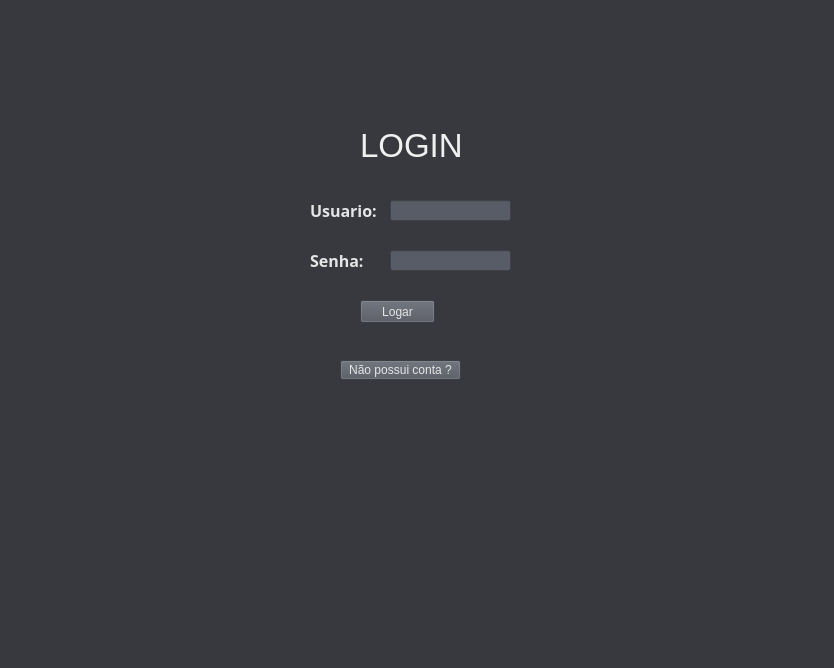
The window that SYSTEM CONTROL/user.ui (victorkok/OPE-Oficina-Mecanica) describes before a commit, drawn with Qt 5.
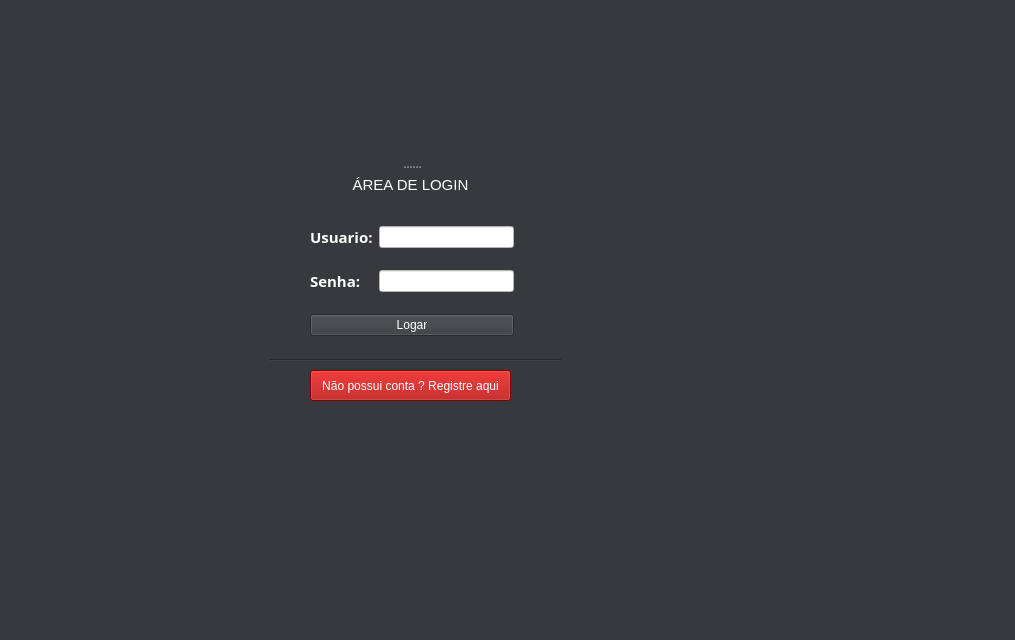
The same window after the commit. Icons and pictures are not drawn.

What changed in the file:
```diff
--- a/SYSTEM CONTROL/user.ui
+++ b/SYSTEM CONTROL/user.ui
@@ -6,8 +6,8 @@
    <rect>
     <x>0</x>
     <y>0</y>
-    <width>834</width>
-    <height>668</height>
+    <width>1015</width>
+    <height>640</height>
    </rect>
   </property>
   <property name="windowTitle">
@@ -15,42 +15,56 @@
   </property>
   <property name="styleSheet">
    <string notr="true">background-color : rgb(55, 57, 63);
-color: rgb(229, 229, 229);</string>
+
+
+</string>
   </property>
   <widget class="QWidget" name="centralwidget">
-   <widget class="QLabel" name="label">
+   <widget class="QPushButton" name="semconta">
     <property name="geometry">
      <rect>
-      <x>360</x>
-      <y>120</y>
-      <width>101</width>
-      <height>51</height>
+      <x>310</x>
+      <y>370</y>
+      <width>201</width>
+      <height>31</height>
      </rect>
     </property>
-    <property name="font">
-     <font>
-      <pointsize>25</pointsize>
-     </font>
-    </property>
     <property name="styleSheet">
-     <string notr="true">color: rgb(240, 240, 240);</string>
+     <string notr="true">color: rgb(255, 255, 255);
+background-color: rgb(170, 0, 0);</string>
     </property>
     <property name="text">
-     <string>LOGIN</string>
+     <string>Não possui conta ? Registre aqui</string>
     </property>
    </widget>
+   <widget class="Line" name="line">
+    <property name="geometry">
+     <rect>
+      <x>270</x>
+      <y>350</y>
+      <width>291</width>
+      <height>20</height>
+     </rect>
+    </property>
+    <property name="orientation">
+     <enum>Qt::Horizontal</enum>
+    </property>
+   </widget>
+   <widget class="QWidget" name="layoutWidget">
+    <property name="geometry">
+     <rect>
+      <x>310</x>
+      <y>210</y>
+      <width>204</width>
+      <height>144</height>
+     </rect>
+    </property>
+    <layout class="QGridLayout" name="gridLayout">
+     <item row="0" column="0">
    <widget class="QLabel" name="Produto">
     <property name="enabled">
      <bool>true</bool>
     </property>
-    <property name="geometry">
-     <rect>
-      <x>310</x>
-      <y>200</y>
-      <width>81</width>
-      <height>21</height>
-     </rect>
-    </property>
     <property name="font">
      <font>
       <family>Gotham</family>
@@ -67,129 +81,140 @@
      <bool>false</bool>
     </property>
     <property name="styleSheet">
-     <string notr="true">color: rgb(229, 229, 229);
+        <string notr="true">color: rgb(255, 255, 255);
 </string>
     </property>
-    <property name="text">
-     <string>Usuario:</string>
-    </property>
-    <property name="textFormat">
-     <enum>Qt::AutoText</enum>
-    </property>
-   </widget>
-   <widget class="QLabel" name="Produto_2">
-    <property name="enabled">
-     <bool>true</bool>
-    </property>
-    <property name="geometry">
-     <rect>
-      <x>310</x>
-      <y>250</y>
-      <width>141</width>
-      <height>21</height>
-     </rect>
-    </property>
-    <property name="font">
-     <font>
-      <family>Gotham</family>
-      <pointsize>12</pointsize>
-      <weight>75</weight>
-      <italic>false</italic>
-      <bold>true</bold>
-     </font>
-    </property>
-    <property name="statusTip">
-     <string/>
-    </property>
-    <property name="autoFillBackground">
-     <bool>false</bool>
-    </property>
-    <property name="styleSheet">
-     <string notr="true">color: rgb(229, 229, 229);</string>
-    </property>
+       <property name="frameShape">
+        <enum>QFrame::NoFrame</enum>
+       </property>
+       <property name="frameShadow">
+        <enum>QFrame::Raised</enum>
+       </property>
     <property name="text">
-     <string>Senha:</string>
+        <string>&lt;html&gt;&lt;head/&gt;&lt;body&gt;&lt;p&gt;&lt;span style=&quot; font-size:11pt;&quot;&gt;Usuario:&lt;/span&gt;&lt;/p&gt;&lt;/body&gt;&lt;/html&gt;</string>
     </property>
     <property name="textFormat">
      <enum>Qt::AutoText</enum>
     </property>
    </widget>
+     </item>
+     <item row="0" column="1">
    <widget class="QLineEdit" name="usuario">
-    <property name="geometry">
-     <rect>
-      <x>390</x>
-      <y>200</y>
-      <width>121</width>
-      <height>21</height>
-     </rect>
-    </property>
     <property name="styleSheet">
-     <string notr="true">background-color: rgb(88, 92, 102);</string>
-    </property>
-   </widget>
+        <string notr="true">background-color: rgb(255, 255, 255);</string>
+       </property>
+       <property name="maxLength">
+        <number>30</number>
+       </property>
+      </widget>
+     </item>
+     <item row="1" column="1">
    <widget class="QLineEdit" name="senha">
-    <property name="geometry">
-     <rect>
-      <x>390</x>
-      <y>250</y>
-      <width>121</width>
-      <height>21</height>
-     </rect>
-    </property>
     <property name="styleSheet">
-     <string notr="true">background-color: rgb(88, 92, 102);</string>
+        <string notr="true">background-color: rgb(255, 255, 255);</string>
+       </property>
+       <property name="maxLength">
+        <number>30</number>
     </property>
     <property name="echoMode">
      <enum>QLineEdit::Password</enum>
     </property>
    </widget>
+     </item>
+     <item row="2" column="0" colspan="2">
    <widget class="QPushButton" name="logar">
-    <property name="geometry">
-     <rect>
-      <x>360</x>
-      <y>300</y>
-      <width>75</width>
-      <height>23</height>
-     </rect>
-    </property>
     <property name="styleSheet">
-     <string notr="true">background-color: rgb(81, 85, 94);</string>
+        <string notr="true">color: rgb(255, 255, 255);</string>
     </property>
     <property name="text">
      <string>Logar</string>
     </property>
    </widget>
-   <widget class="QPushButton" name="semconta">
-    <property name="geometry">
-     <rect>
-      <x>340</x>
-      <y>360</y>
-      <width>121</width>
-      <height>20</height>
-     </rect>
-    </property>
-    <property name="styleSheet">
-     <string notr="true">background-color: rgb(81, 85, 94);</string>
-    </property>
-    <property name="text">
-     <string>Não possui conta ?</string>
-    </property>
-   </widget>
-   <widget class="QLabel" name="dados">
-    <property name="geometry">
-     <rect>
-      <x>350</x>
-      <y>280</y>
-      <width>131</width>
-      <height>20</height>
-     </rect>
-    </property>
-    <property name="styleSheet">
-     <string notr="true">color: rgb(250, 0, 0);</string>
-    </property>
-    <property name="text">
+     </item>
+     <item row="1" column="0">
+      <widget class="QLabel" name="Produto_2">
+       <property name="enabled">
+        <bool>true</bool>
+       </property>
+       <property name="font">
+        <font>
+         <family>Gotham</family>
+         <pointsize>12</pointsize>
+         <weight>75</weight>
+         <italic>false</italic>
+         <bold>true</bold>
+        </font>
+       </property>
+       <property name="statusTip">
      <string/>
     </property>
+       <property name="autoFillBackground">
+        <bool>false</bool>
+       </property>
+       <property name="styleSheet">
+        <string notr="true">color: rgb(255, 255, 255);</string>
+       </property>
+       <property name="frameShape">
+        <enum>QFrame::NoFrame</enum>
+       </property>
+       <property name="frameShadow">
+        <enum>QFrame::Raised</enum>
+       </property>
+       <property name="text">
+        <string>&lt;html&gt;&lt;head/&gt;&lt;body&gt;&lt;p&gt;&lt;span style=&quot; font-size:11pt;&quot;&gt;Senha:&lt;/span&gt;&lt;/p&gt;&lt;/body&gt;&lt;/html&gt;</string>
+       </property>
+       <property name="textFormat">
+        <enum>Qt::AutoText</enum>
+       </property>
+      </widget>
+     </item>
+    </layout>
+   </widget>
+   <widget class="QSplitter" name="splitter">
+    <property name="geometry">
+     <rect>
+      <x>250</x>
+      <y>30</y>
+      <width>321</width>
+      <height>171</height>
+     </rect>
+    </property>
+    <property name="orientation">
+     <enum>Qt::Vertical</enum>
+    </property>
+    <widget class="QLabel" name="label_2">
+     <property name="font">
+      <font>
+       <pointsize>25</pointsize>
+      </font>
+     </property>
+     <property name="styleSheet">
+      <string notr="true">color: rgb(255, 255, 255);
+image: url(:/logo/close/jaca2.png);</string>
+     </property>
+     <property name="frameShape">
+      <enum>QFrame::NoFrame</enum>
+     </property>
+     <property name="frameShadow">
+      <enum>QFrame::Sunken</enum>
+     </property>
+     <property name="text">
+      <string>&lt;html&gt;&lt;head/&gt;&lt;body&gt;&lt;p align=&quot;center&quot;&gt;&lt;br/&gt;&lt;/p&gt;&lt;/body&gt;&lt;/html&gt;</string>
+     </property>
+    </widget>
+    <widget class="QLabel" name="label">
+     <property name="font">
+      <font>
+       <pointsize>25</pointsize>
+      </font>
+     </property>
+     <property name="styleSheet">
+      <string notr="true">color: rgb(255, 255, 255);</string>
+     </property>
+     <property name="text">
+      <string>&lt;html&gt;&lt;head/&gt;&lt;body&gt;&lt;p align=&quot;center&quot;&gt;&lt;span style=&quot; font-size:11pt;&quot;&gt;ÁREA DE LOGIN&lt;/span&gt;&lt;/p&gt;&lt;/body&gt;&lt;/html&gt;</string>
+     </property>
+    </widget>
    </widget>
   </widget>
   <widget class="QMenuBar" name="menubar">
```
Left out of the diff: 8 changed lines with no effect on the pictures. Lines whose indentation alone changed are shown as unchanged.
